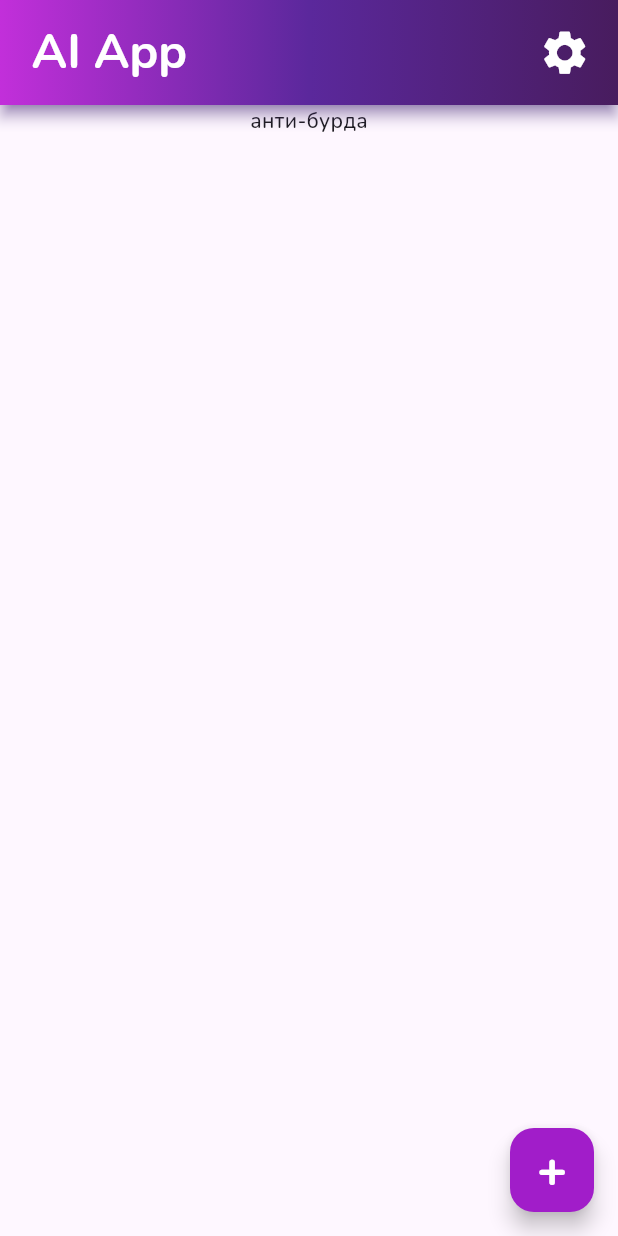
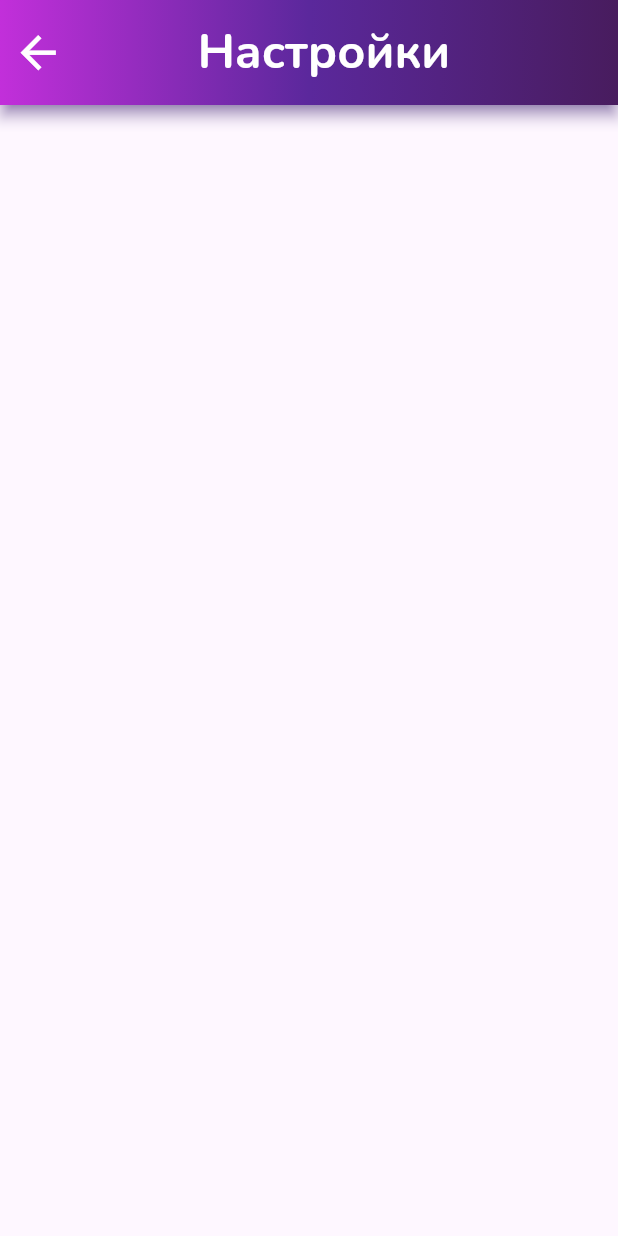
Before and after one commit to Proman2702/olymp, a Flutter app: the screen it shows after launch, after a tap on the "settings" icon, on a phone screen of 412 x 824 dp. Run offline on Flutter 3.47's test engine with Material 3 defaults, Android fonts, the phone set to English and light mode, and no system bars.

Commit message:
working2.1

```diff
--- a/lib/main.dart
+++ b/lib/main.dart
@@ -1,7 +1,7 @@
 // ignore_for_file: prefer_const_constructors
 
 import 'package:flutter/material.dart';
-import 'src/wigdets/main_widget.dart';
+import 'package:my_app/src/colors/appbar_grad.dart';
 
 void main() => runApp(App());
 
@@ -10,10 +10,10 @@ class App extends StatelessWidget {
 
   @override
   Widget build(BuildContext context) {
-    return MaterialApp(
-        title: 'test',
-        theme: ThemeData(fontFamily: 'Nunito'),
-        home: HomePage());
+    return MaterialApp(routes: {
+      "/": (context) => HomePage(),
+      "/settings": (context) => SettingsPage()
+    }, title: 'test', theme: ThemeData(fontFamily: 'Nunito'));
   }
 }
 
@@ -22,6 +22,88 @@ class HomePage extends StatelessWidget {
 
   @override
   Widget build(BuildContext context) {
-    return MainWidget();
+    return Scaffold(
+      appBar: AppBar(
+          elevation: 4,
+          toolbarHeight: 70,
+          shadowColor: Colors.deepPurple,
+          leadingWidth: 20,
+          flexibleSpace: Container(
+            decoration: BoxDecoration(gradient: MainGrad()),
+          ),
+          title: Container(
+            padding: const EdgeInsets.all(5),
+            child: const Text(
+              "AI App",
+              style: TextStyle(
+                  fontSize: 32.0,
+                  fontWeight: FontWeight.w700,
+                  color: Colors.white),
+            ),
+          ),
+          actions: [
+            IconButton(
+              onPressed: () {
+                Navigator.of(context).pushNamed("/settings");
+              },
+              icon: Icon(Icons.settings),
+              color: Colors.white,
+              iconSize: 35,
+            ),
+            Container(width: 10)
+          ]),
+      body: Center(
+          child: Container(
+        child: Column(children: <Widget>[Text("анти-бурда")]),
+      )),
+      floatingActionButton: FloatingActionButton(
+        backgroundColor: const Color.fromARGB(255, 161, 29, 201),
+        onPressed: () {},
+        child: const Center(
+            child: Text(
+          "+",
+          textScaler: TextScaler.linear(2.4),
+          style: TextStyle(color: Colors.white, fontWeight: FontWeight.w800),
+        )),
+      ),
+    );
   }
 }
+
+class SettingsPage extends StatelessWidget {
+  const SettingsPage({super.key});
+
+  @override
+  Widget build(BuildContext context) {
+    return Scaffold(
+      appBar: AppBar(
+          elevation: 4,
+          toolbarHeight: 70,
+          shadowColor: Colors.deepPurple,
+          leadingWidth: 50,
+          flexibleSpace: Container(
+            decoration: BoxDecoration(gradient: MainGrad()),
+          ),
+          leading: IconButton(
+            onPressed: () {
+              Navigator.of(context).pop();
+            },
+            icon: Icon(Icons.arrow_back),
+            iconSize: 35,
+            color: Colors.white,
+          ),
+          title: Center(
+            child: Container(
+              padding: const EdgeInsets.only(right: 30),
+              child: const Text(
+                "Настройки",
+                style: TextStyle(
+                    fontSize: 32.0,
+                    fontWeight: FontWeight.w700,
+                    color: Colors.white),
+              ),
+            ),
+          )),
+    );
+  }
+}
--- a/lib/src/wigdets/main_widget.dart
+++ /dev/null
@@ -1,60 +0,0 @@
-// ignore: unused_import
-import 'package:file_picker/file_picker.dart';
-import 'package:flutter/material.dart';
-import 'package:my_app/src/colors/appbar_grad.dart';
-
-class MainWidget extends StatefulWidget {
-  const MainWidget({super.key});
-
-  @override
-  State<MainWidget> createState() => _MainWidgetState();
-}
-
-class _MainWidgetState extends State<MainWidget> {
-  @override
-  Widget build(BuildContext context) {
-    return Scaffold(
-      appBar: AppBar(
-          elevation: 4,
-          toolbarHeight: 70,
-          shadowColor: Colors.deepPurple,
-          leadingWidth: 20,
-          flexibleSpace: Container(
-            decoration: BoxDecoration(gradient: MainGrad()),
-          ),
-          title: Container(
-            padding: const EdgeInsets.all(5),
-            child: const Text(
-              "AI App",
-              style: TextStyle(
-                  fontSize: 32.0,
-                  fontWeight: FontWeight.w700,
-                  color: Colors.white),
-            ),
-          ),
-          actions: [
-            IconButton(
-              onPressed: () {},
-              icon: Icon(Icons.settings),
-              color: Colors.white,
-              iconSize: 35,
-            ),
-            Container(width: 10)
-          ]),
-      body: Center(
-          child: Container(
-        child: Column(children: <Widget>[Text("анти-бурда")]),
-      )),
-      floatingActionButton: FloatingActionButton(
-        backgroundColor: const Color.fromARGB(255, 161, 29, 201),
-        onPressed: () {},
-        child: const Center(
-            child: Text(
-          "+",
-          textScaler: TextScaler.linear(2.4),
-          style: TextStyle(color: Colors.white, fontWeight: FontWeight.w800),
-        )),
-      ),
-    );
-  }
-}
```
